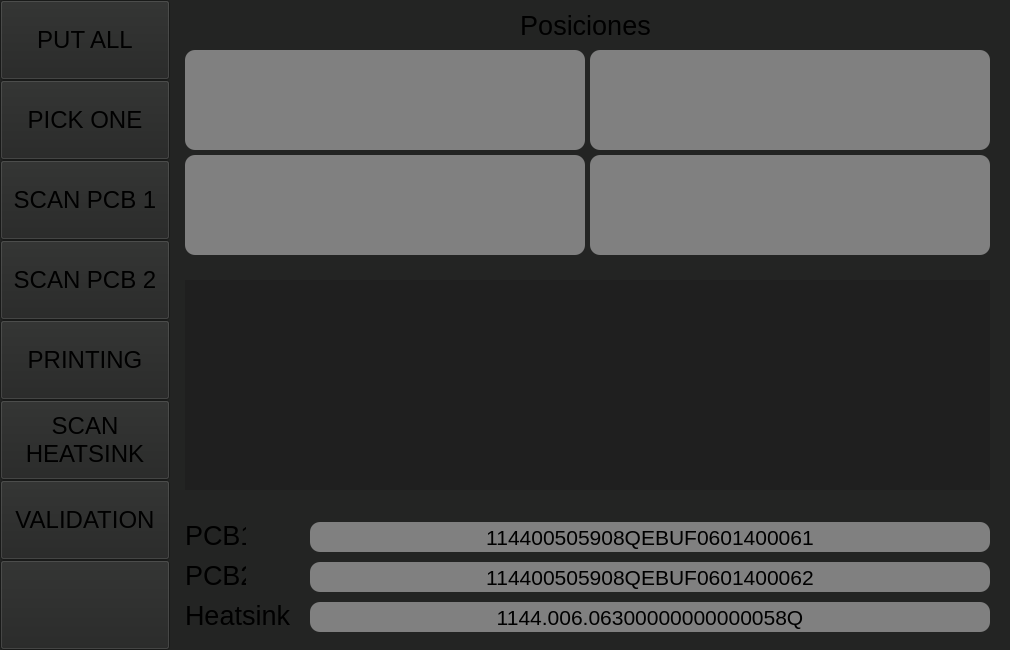
Qt form GUI/Qt.ui (AbramIV/Validator) before a commit.
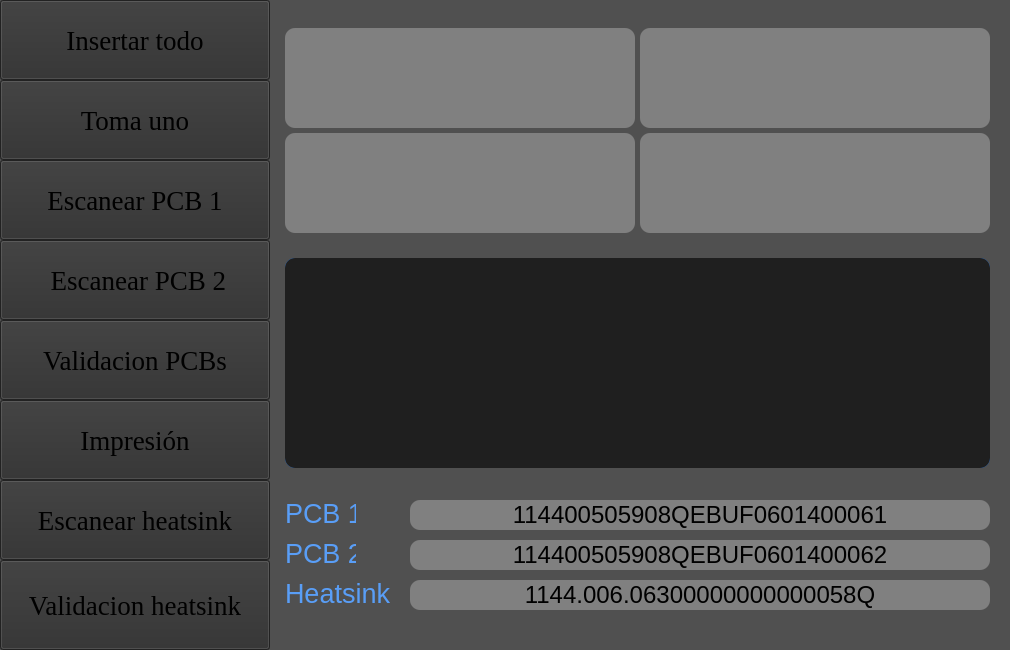
The same form after that commit. Icons and pictures are not drawn.

Patch:
```diff
--- a/GUI/Qt.ui
+++ b/GUI/Qt.ui
@@ -35,7 +35,7 @@
     <normaloff>icon.png</normaloff>icon.png</iconset>
   </property>
   <property name="styleSheet">
-   <string notr="true">background:#232423</string>
+   <string notr="true">background-color: rgb(80, 80, 80);</string>
   </property>
   <property name="inputMethodHints">
    <set>Qt::InputMethodHint::ImhNone</set>
@@ -44,36 +44,12 @@
    <bool>false</bool>
   </property>
   <widget class="QWidget" name="centralwidget">
-   <widget class="QLabel" name="title_positions">
-    <property name="geometry">
-     <rect>
-      <x>515</x>
-      <y>10</y>
-      <width>141</width>
-      <height>31</height>
-     </rect>
-    </property>
-    <property name="font">
-     <font>
-      <pointsize>20</pointsize>
-     </font>
-    </property>
-    <property name="autoFillBackground">
-     <bool>false</bool>
-    </property>
-    <property name="text">
-     <string>Posiciones</string>
-    </property>
-    <property name="alignment">
-     <set>Qt::AlignmentFlag::AlignHCenter|Qt::AlignmentFlag::AlignTop</set>
-    </property>
-   </widget>
    <widget class="QLabel" name="label_LH1">
     <property name="geometry">
      <rect>
-      <x>590</x>
-      <y>50</y>
-      <width>400</width>
+      <x>640</x>
+      <y>28</y>
+      <width>350</width>
       <height>100</height>
      </rect>
     </property>
@@ -98,9 +74,9 @@
    <widget class="QLabel" name="lable_RH1">
     <property name="geometry">
      <rect>
-      <x>185</x>
-      <y>50</y>
-      <width>400</width>
+      <x>285</x>
+      <y>28</y>
+      <width>350</width>
       <height>100</height>
      </rect>
     </property>
@@ -128,9 +104,9 @@
    <widget class="QLabel" name="label_LH2">
     <property name="geometry">
      <rect>
-      <x>590</x>
-      <y>155</y>
-      <width>400</width>
+      <x>640</x>
+      <y>133</y>
+      <width>350</width>
       <height>100</height>
      </rect>
     </property>
@@ -155,9 +131,9 @@
    <widget class="QLabel" name="label_RH2">
     <property name="geometry">
      <rect>
-      <x>185</x>
-      <y>155</y>
-      <width>400</width>
+      <x>285</x>
+      <y>133</y>
+      <width>350</width>
       <height>100</height>
      </rect>
     </property>
@@ -182,9 +158,9 @@
    <widget class="QLabel" name="tip_msg">
     <property name="geometry">
      <rect>
-      <x>185</x>
-      <y>280</y>
-      <width>805</width>
+      <x>285</x>
+      <y>258</y>
+      <width>705</width>
       <height>210</height>
      </rect>
     </property>
@@ -194,7 +170,10 @@
      </font>
     </property>
     <property name="styleSheet">
-     <string notr="true">background:#84bcf0;color:darkblack;text-align: center;border-radius: 10px;</string>
+     <string notr="true">text-align: center;
+border-radius: 10px;
+background-color: rgb(45, 135, 255);
+color:black;</string>
     </property>
     <property name="text">
      <string/>
@@ -209,9 +188,9 @@
    <widget class="QLabel" name="mistake_msg">
     <property name="geometry">
      <rect>
-      <x>185</x>
-      <y>280</y>
-      <width>805</width>
+      <x>285</x>
+      <y>258</y>
+      <width>705</width>
       <height>210</height>
      </rect>
     </property>
@@ -221,7 +200,7 @@
      </font>
     </property>
     <property name="styleSheet">
-     <string notr="true">background-color: rgb(31, 31, 31);</string>
+     <string notr="true">background-color: rgb(31, 31, 31);border-radius:10px;</string>
     </property>
     <property name="text">
      <string/>
@@ -236,9 +215,9 @@
    <widget class="QLabel" name="label">
     <property name="geometry">
      <rect>
-      <x>185</x>
-      <y>520</y>
-      <width>61</width>
+      <x>285</x>
+      <y>498</y>
+      <width>71</width>
       <height>31</height>
      </rect>
     </property>
@@ -247,16 +226,19 @@
       <pointsize>20</pointsize>
      </font>
     </property>
+    <property name="styleSheet">
+     <string notr="true">color: rgb(89, 158, 247);</string>
+    </property>
     <property name="text">
-     <string>PCB1</string>
+     <string>PCB 1</string>
     </property>
    </widget>
    <widget class="QLabel" name="label_2">
     <property name="geometry">
      <rect>
-      <x>185</x>
-      <y>560</y>
-      <width>61</width>
+      <x>285</x>
+      <y>538</y>
+      <width>71</width>
       <height>31</height>
      </rect>
     </property>
@@ -265,15 +247,18 @@
       <pointsize>20</pointsize>
      </font>
     </property>
+    <property name="styleSheet">
+     <string notr="true">color: rgb(89, 158, 247);</string>
+    </property>
     <property name="text">
-     <string>PCB2</string>
+     <string>PCB 2</string>
     </property>
    </widget>
    <widget class="QLabel" name="label_3">
     <property name="geometry">
      <rect>
-      <x>185</x>
-      <y>600</y>
+      <x>285</x>
+      <y>578</y>
       <width>111</width>
       <height>31</height>
      </rect>
@@ -283,6 +268,9 @@
       <pointsize>20</pointsize>
      </font>
     </property>
+    <property name="styleSheet">
+     <string notr="true">color: rgb(89, 158, 247);</string>
+    </property>
     <property name="text">
      <string>Heatsink</string>
     </property>
@@ -290,15 +278,15 @@
    <widget class="QLabel" name="label_PCB1">
     <property name="geometry">
      <rect>
-      <x>310</x>
-      <y>522</y>
-      <width>680</width>
+      <x>410</x>
+      <y>500</y>
+      <width>580</width>
       <height>30</height>
      </rect>
     </property>
     <property name="font">
      <font>
-      <pointsize>16</pointsize>
+      <pointsize>18</pointsize>
      </font>
     </property>
     <property name="styleSheet">
@@ -317,15 +305,15 @@
    <widget class="QLabel" name="label_PCB2">
     <property name="geometry">
      <rect>
-      <x>310</x>
-      <y>562</y>
-      <width>680</width>
+      <x>410</x>
+      <y>540</y>
+      <width>580</width>
       <height>30</height>
      </rect>
     </property>
     <property name="font">
      <font>
-      <pointsize>16</pointsize>
+      <pointsize>18</pointsize>
      </font>
     </property>
     <property name="styleSheet">
@@ -344,15 +332,15 @@
    <widget class="QLabel" name="label_heat">
     <property name="geometry">
      <rect>
-      <x>310</x>
-      <y>602</y>
-      <width>680</width>
+      <x>410</x>
+      <y>580</y>
+      <width>580</width>
       <height>30</height>
      </rect>
     </property>
     <property name="font">
      <font>
-      <pointsize>16</pointsize>
+      <pointsize>18</pointsize>
      </font>
     </property>
     <property name="styleSheet">
@@ -373,253 +361,324 @@
      <rect>
       <x>0</x>
       <y>0</y>
-      <width>170</width>
+      <width>270</width>
       <height>80</height>
      </rect>
     </property>
     <property name="font">
      <font>
-      <pointsize>18</pointsize>
+      <family>Times New Roman</family>
+      <pointsize>20</pointsize>
      </font>
     </property>
     <property name="styleSheet">
      <string notr="true">/* Default (Unchecked) State */
 QToolButton {
-
+	background-color: rgb(47, 47, 47);
+	color: rgb(0, 0, 0);
 }
 
 /* Checked State */
 QToolButton:checked {
-    background-color: green;
+	background-color: rgb(70, 200, 100);
+	color: rgb(0, 0, 0);
 }</string>
     </property>
     <property name="text">
-     <string>PUT ALL</string>
+     <string>Insertar todo</string>
+    </property>
+    <property name="iconSize">
+     <size>
+      <width>32</width>
+      <height>32</height>
+     </size>
     </property>
     <property name="checkable">
      <bool>true</bool>
     </property>
+    <property name="popupMode">
+     <enum>QToolButton::ToolButtonPopupMode::DelayedPopup</enum>
+    </property>
+    <property name="toolButtonStyle">
+     <enum>Qt::ToolButtonStyle::ToolButtonTextBesideIcon</enum>
+    </property>
    </widget>
    <widget class="QToolButton" name="btn_pick">
+    <property name="enabled">
+     <bool>true</bool>
+    </property>
     <property name="geometry">
      <rect>
       <x>0</x>
       <y>80</y>
-      <width>170</width>
+      <width>270</width>
       <height>80</height>
      </rect>
     </property>
     <property name="font">
      <font>
-      <pointsize>18</pointsize>
+      <family>Times New Roman</family>
+      <pointsize>20</pointsize>
      </font>
     </property>
     <property name="styleSheet">
      <string notr="true">/* Default (Unchecked) State */
 QToolButton {
-
+	background-color: rgb(47, 47, 47);
+	color: rgb(0, 0, 0);
 }
 
 /* Checked State */
 QToolButton:checked {
-    background-color: green;
+	background-color: rgb(70, 200, 100);
+	color: rgb(0, 0, 0);
 }</string>
     </property>
     <property name="text">
-     <string>PICK ONE</string>
+     <string>Toma uno</string>
+    </property>
+    <property name="iconSize">
+     <size>
+      <width>32</width>
+      <height>32</height>
+     </size>
     </property>
     <property name="checkable">
      <bool>true</bool>
     </property>
+    <property name="toolButtonStyle">
+     <enum>Qt::ToolButtonStyle::ToolButtonTextBesideIcon</enum>
+    </property>
    </widget>
    <widget class="QToolButton" name="btn_scan_1">
     <property name="geometry">
      <rect>
       <x>0</x>
       <y>160</y>
-      <width>170</width>
+      <width>270</width>
       <height>80</height>
      </rect>
     </property>
     <property name="font">
      <font>
-      <pointsize>18</pointsize>
+      <family>Times New Roman</family>
+      <pointsize>20</pointsize>
      </font>
     </property>
     <property name="styleSheet">
      <string notr="true">/* Default (Unchecked) State */
 QToolButton {
-
+	background-color: rgb(47, 47, 47);
+	color: rgb(0, 0, 0);
 }
 
 /* Checked State */
 QToolButton:checked {
-    background-color: green;
+	background-color: rgb(70, 200, 100);
+	color: rgb(0, 0, 0);
 }</string>
     </property>
     <property name="text">
-     <string>SCAN PCB 1</string>
+     <string>Escanear PCB 1</string>
+    </property>
+    <property name="iconSize">
+     <size>
+      <width>32</width>
+      <height>32</height>
+     </size>
     </property>
     <property name="checkable">
      <bool>true</bool>
     </property>
+    <property name="toolButtonStyle">
+     <enum>Qt::ToolButtonStyle::ToolButtonTextBesideIcon</enum>
+    </property>
    </widget>
    <widget class="QToolButton" name="btn_scan_2">
     <property name="geometry">
      <rect>
       <x>0</x>
       <y>240</y>
-      <width>170</width>
+      <width>270</width>
       <height>80</height>
      </rect>
     </property>
     <property name="font">
      <font>
-      <pointsize>18</pointsize>
+      <family>Times New Roman</family>
+      <pointsize>20</pointsize>
      </font>
     </property>
     <property name="styleSheet">
      <string notr="true">/* Default (Unchecked) State */
 QToolButton {
-
+	background-color: rgb(47, 47, 47);
+	color: rgb(0, 0, 0);
 }
 
 /* Checked State */
 QToolButton:checked {
-    background-color: green;
+	background-color: rgb(70, 200, 100);
+	color: rgb(0, 0, 0);
 }</string>
     </property>
     <property name="text">
-     <string>SCAN PCB 2</string>
+     <string> Escanear PCB 2</string>
+    </property>
+    <property name="iconSize">
+     <size>
+      <width>32</width>
+      <height>32</height>
+     </size>
     </property>
     <property name="checkable">
      <bool>true</bool>
     </property>
+    <property name="toolButtonStyle">
+     <enum>Qt::ToolButtonStyle::ToolButtonTextBesideIcon</enum>
+    </property>
    </widget>
    <widget class="QToolButton" name="btn_print">
     <property name="geometry">
      <rect>
       <x>0</x>
-      <y>320</y>
-      <width>170</width>
-      <height>80</height>
-     </rect>
-    </property>
-    <property name="font">
-     <font>
-      <pointsize>18</pointsize>
-     </font>
-    </property>
-    <property name="styleSheet">
-     <string notr="true">/* Default (Unchecked) State */
-QToolButton {
-
-}
-
-/* Checked State */
-QToolButton:checked {
-    background-color: green;
-}</string>
-    </property>
-    <property name="text">
-     <string>PRINTING</string>
-    </property>
-    <property name="checkable">
-     <bool>true</bool>
-    </property>
-   </widget>
-   <widget class="QToolButton" name="btn_scan_3">
-    <property name="geometry">
-     <rect>
-      <x>0</x>
       <y>400</y>
-      <width>170</width>
+      <width>270</width>
       <height>80</height>
      </rect>
     </property>
     <property name="font">
      <font>
-      <pointsize>18</pointsize>
+      <family>Times New Roman</family>
+      <pointsize>20</pointsize>
      </font>
     </property>
     <property name="styleSheet">
      <string notr="true">/* Default (Unchecked) State */
 QToolButton {
-
+	background-color: rgb(47, 47, 47);
+	color: rgb(0, 0, 0);
 }
 
 /* Checked State */
 QToolButton:checked {
-    background-color: green;
+	background-color: rgb(70, 200, 100);
+	color: rgb(0, 0, 0);
 }</string>
     </property>
     <property name="text">
-     <string>SCAN
-HEATSINK</string>
+     <string>Impresión</string>
     </property>
     <property name="checkable">
      <bool>true</bool>
     </property>
    </widget>
-   <widget class="QToolButton" name="btn_valid">
+   <widget class="QToolButton" name="btn_scan_heatsink">
+    <property name="enabled">
+     <bool>true</bool>
+    </property>
     <property name="geometry">
      <rect>
       <x>0</x>
       <y>480</y>
-      <width>170</width>
+      <width>270</width>
       <height>80</height>
      </rect>
     </property>
     <property name="font">
      <font>
-      <pointsize>18</pointsize>
+      <family>Times New Roman</family>
+      <pointsize>20</pointsize>
      </font>
     </property>
     <property name="styleSheet">
      <string notr="true">/* Default (Unchecked) State */
 QToolButton {
-
+	background-color: rgb(47, 47, 47);
+	color: rgb(0, 0, 0);
 }
 
 /* Checked State */
 QToolButton:checked {
-    background-color: green;
+	background-color: rgb(70, 200, 100);
+	color: rgb(0, 0, 0);
 }</string>
     </property>
     <property name="text">
-     <string>VALIDATION</string>
+     <string>Escanear heatsink</string>
     </property>
     <property name="checkable">
      <bool>true</bool>
     </property>
    </widget>
-   <widget class="QToolButton" name="btn_reserve">
+   <widget class="QToolButton" name="btn_valid_heatsink">
+    <property name="enabled">
+     <bool>true</bool>
+    </property>
     <property name="geometry">
      <rect>
       <x>0</x>
       <y>560</y>
-      <width>170</width>
+      <width>270</width>
       <height>90</height>
      </rect>
     </property>
     <property name="font">
      <font>
-      <pointsize>18</pointsize>
+      <family>Times New Roman</family>
+      <pointsize>20</pointsize>
      </font>
     </property>
     <property name="styleSheet">
      <string notr="true">/* Default (Unchecked) State */
 QToolButton {
+	background-color: rgb(47, 47, 47);
+	color: rgb(0, 0, 0);
+}
 
+/* Checked State */
+QToolButton:checked {
+	background-color: rgb(70, 200, 100);
+	color: rgb(0, 0, 0);
+}</string>
+    </property>
+    <property name="text">
+     <string>Validacion heatsink</string>
+    </property>
+    <property name="checkable">
+     <bool>true</bool>
+    </property>
+   </widget>
+   <widget class="QToolButton" name="btn_valid_pcb">
+    <property name="geometry">
+     <rect>
+      <x>0</x>
+      <y>320</y>
+      <width>270</width>
+      <height>80</height>
+     </rect>
+    </property>
+    <property name="font">
+     <font>
+      <family>Times New Roman</family>
+      <pointsize>20</pointsize>
+     </font>
+    </property>
+    <property name="styleSheet">
+     <string notr="true">/* Default (Unchecked) State */
+QToolButton {
+	background-color: rgb(47, 47, 47);
+	color: rgb(0, 0, 0);
 }
 
 /* Checked State */
 QToolButton:checked {
-    background-color: green;
+	background-color: rgb(70, 200, 100);
+	color: rgb(0, 0, 0);
 }</string>
     </property>
     <property name="text">
-     <string/>
+     <string>Validacion PCBs</string>
     </property>
    </widget>
   </widget>
```
Left out of the diff: 12 changed lines with no effect on the pictures.
